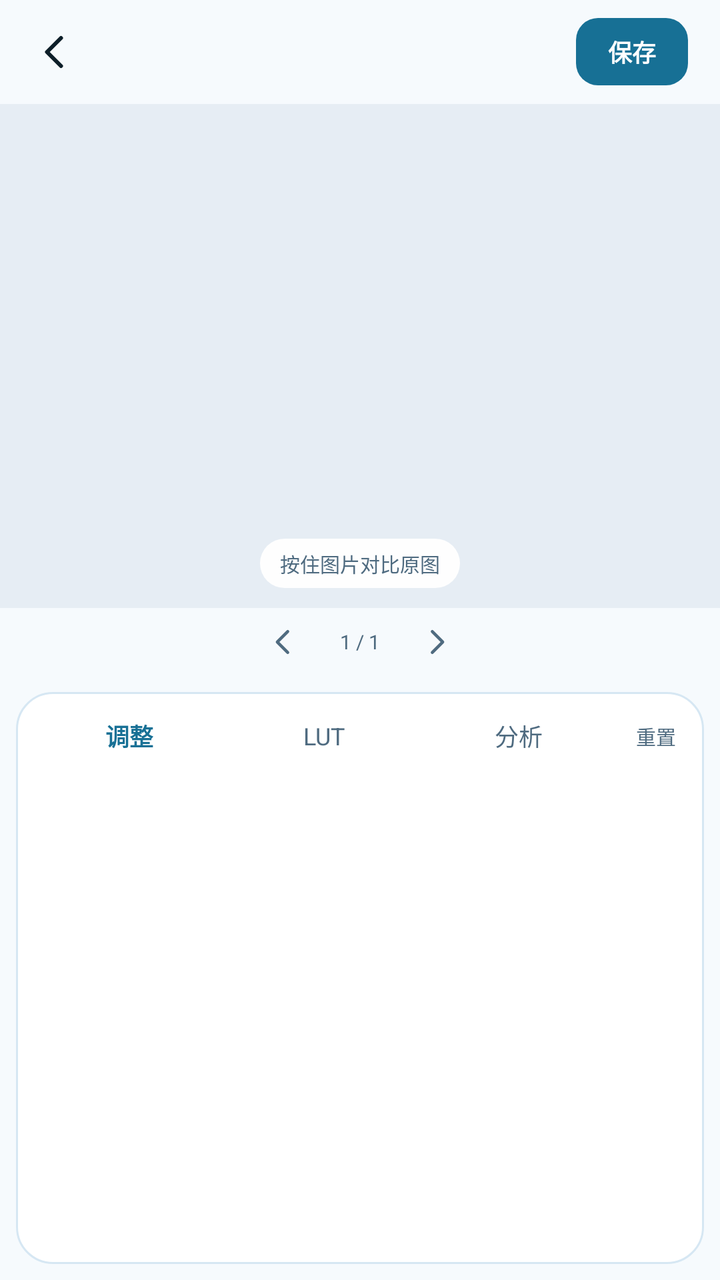
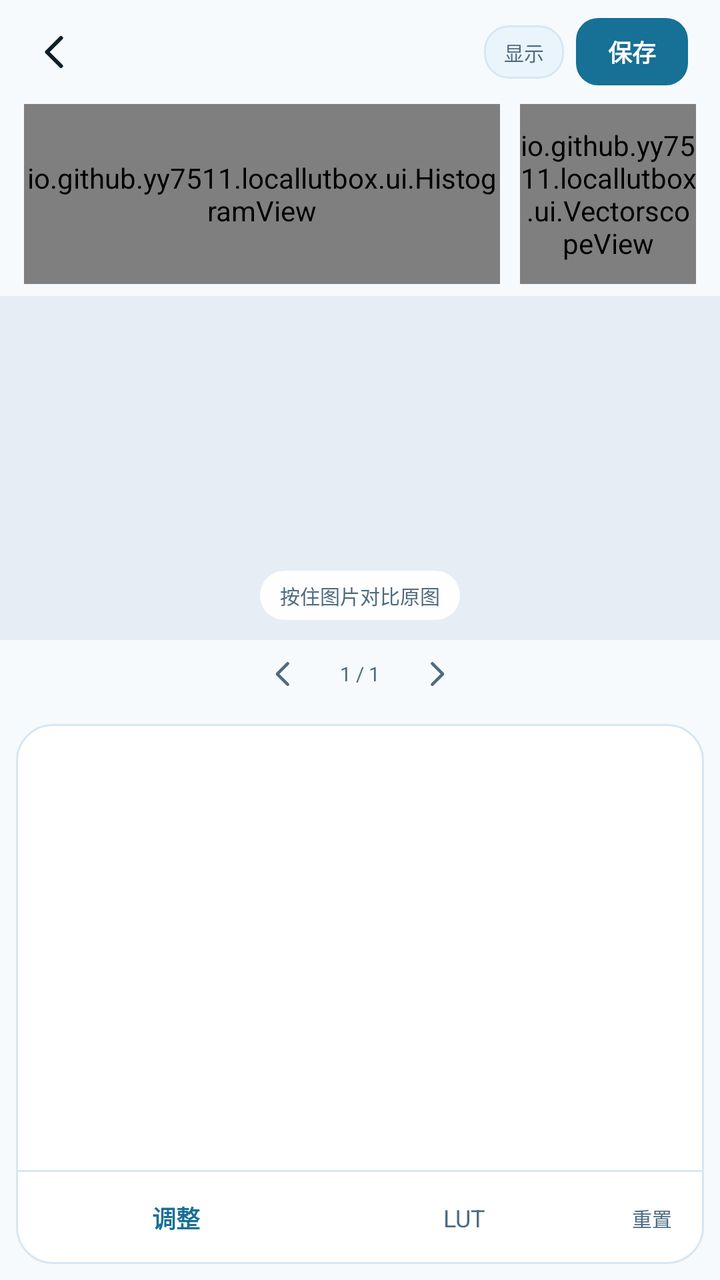

Compare the two renders of this Android layout. The source of the first and the diff that turns it into the second are given below.
<!-- AndroidManifest.xml: application theme AppTheme_Dark -->
<!-- res/layout/activity_editor.xml -->
<?xml version="1.0" encoding="utf-8"?>
<LinearLayout xmlns:android="http://schemas.android.com/apk/res/android"
    android:layout_width="match_parent"
    android:layout_height="match_parent"
    android:orientation="vertical"
    android:background="@color/bg">

    <LinearLayout
        android:id="@+id/editorBar"
        android:layout_width="match_parent"
        android:layout_height="52dp"
        android:orientation="horizontal"
        android:gravity="center_vertical"
        android:paddingLeft="8dp"
        android:paddingRight="12dp">

        <ImageView
            android:id="@+id/btnBack"
            android:layout_width="40dp"
            android:layout_height="40dp"
            android:padding="8dp"
            android:src="@drawable/ic_back"
            android:tint="@color/text"
            android:clickable="true"
            android:focusable="true"
            android:contentDescription="返回" />

        <TextView
            android:id="@+id/title"
            android:layout_width="0dp"
            android:layout_height="wrap_content"
            android:layout_weight="1"
            android:layout_marginLeft="2dp"
            android:layout_marginRight="8dp"
            android:ellipsize="middle"
            android:maxLines="1"
            android:textColor="@color/text"
            android:textSize="13sp"
            android:textStyle="bold" />

        <TextView
            android:id="@+id/btnSave"
            android:layout_width="wrap_content"
            android:layout_height="wrap_content"
            android:layout_marginRight="4dp"
            android:background="@drawable/bg_btn"
            android:paddingLeft="16dp"
            android:paddingRight="16dp"
            android:paddingTop="8dp"
            android:paddingBottom="8dp"
            android:text="保存"
            android:textColor="@color/on_accent"
            android:textSize="12sp"
            android:textStyle="bold"
            android:clickable="true"
            android:focusable="true" />
    </LinearLayout>

    <FrameLayout
        android:layout_width="match_parent"
        android:layout_height="0dp"
        android:layout_weight="1"
        android:background="@color/photo_bg">

        <ImageView
            android:id="@+id/imgPreview"
            android:layout_width="match_parent"
            android:layout_height="match_parent"
            android:scaleType="fitCenter"
            android:contentDescription="预览" />

        <TextView
            android:id="@+id/compareHint"
            android:layout_width="wrap_content"
            android:layout_height="wrap_content"
            android:layout_gravity="bottom|center_horizontal"
            android:layout_marginBottom="10dp"
            android:background="@drawable/bg_bar"
            android:paddingLeft="10dp"
            android:paddingRight="10dp"
            android:paddingTop="5dp"
            android:paddingBottom="5dp"
            android:text="按住图片对比原图"
            android:textColor="@color/muted"
            android:textSize="10sp" />

        <TextView
            android:id="@+id/progressTag"
            android:layout_width="wrap_content"
            android:layout_height="wrap_content"
            android:layout_gravity="top|right"
            android:layout_margin="10dp"
            android:background="@drawable/bg_bar"
            android:paddingLeft="8dp"
            android:paddingRight="8dp"
            android:paddingTop="3dp"
            android:paddingBottom="3dp"
            android:text="处理中…"
            android:textColor="@color/accent"
            android:textSize="10sp"
            android:visibility="gone" />
    </FrameLayout>

    <LinearLayout
        android:id="@+id/pagerBar"
        android:layout_width="match_parent"
        android:layout_height="34dp"
        android:orientation="horizontal"
        android:gravity="center"
        android:background="@color/bg">

        <ImageView
            android:id="@+id/btnPrev"
            android:layout_width="36dp"
            android:layout_height="30dp"
            android:padding="6dp"
            android:src="@drawable/ic_back"
            android:tint="@color/muted"
            android:clickable="true"
            android:focusable="true"
            android:contentDescription="上一张" />

        <TextView
            android:id="@+id/pageInfo"
            android:layout_width="wrap_content"
            android:layout_height="wrap_content"
            android:layout_marginLeft="10dp"
            android:layout_marginRight="10dp"
            android:text="1 / 1"
            android:textColor="@color/muted"
            android:textSize="10sp" />

        <ImageView
            android:id="@+id/btnNext"
            android:layout_width="36dp"
            android:layout_height="30dp"
            android:padding="6dp"
            android:src="@drawable/ic_chevron_right"
            android:tint="@color/muted"
            android:clickable="true"
            android:focusable="true"
            android:contentDescription="下一张" />
    </LinearLayout>

    <LinearLayout
        android:id="@+id/panel"
        android:layout_width="match_parent"
        android:layout_height="286dp"
        android:layout_margin="8dp"
        android:layout_marginTop="2dp"
        android:orientation="vertical"
        android:background="@drawable/bg_panel">

        <LinearLayout
            android:layout_width="match_parent"
            android:layout_height="44dp"
            android:orientation="horizontal"
            android:paddingLeft="8dp"
            android:paddingRight="8dp">

            <TextView
                android:id="@+id/tabAdjust"
                android:layout_width="0dp"
                android:layout_height="match_parent"
                android:layout_weight="1"
                android:gravity="center"
                android:text="调整"
                android:textColor="@color/accent"
                android:textSize="12sp"
                android:textStyle="bold"
                android:clickable="true"
                android:focusable="true" />

            <TextView
                android:id="@+id/tabLut"
                android:layout_width="0dp"
                android:layout_height="match_parent"
                android:layout_weight="1"
                android:gravity="center"
                android:text="LUT"
                android:textColor="@color/muted"
                android:textSize="12sp"
                android:clickable="true"
                android:focusable="true" />

            <TextView
                android:id="@+id/tabAnalysis"
                android:layout_width="0dp"
                android:layout_height="match_parent"
                android:layout_weight="1"
                android:gravity="center"
                android:text="分析"
                android:textColor="@color/muted"
                android:textSize="12sp"
                android:clickable="true"
                android:focusable="true" />

            <TextView
                android:id="@+id/btnReset"
                android:layout_width="wrap_content"
                android:layout_height="match_parent"
                android:gravity="center"
                android:paddingLeft="10dp"
                android:paddingRight="6dp"
                android:text="重置"
                android:textColor="@color/muted"
                android:textSize="10sp"
                android:clickable="true"
                android:focusable="true" />
        </LinearLayout>

        <FrameLayout
            android:layout_width="match_parent"
            android:layout_height="0dp"
            android:layout_weight="1">

            <ScrollView
                android:id="@+id/paneAdjust"
                android:layout_width="match_parent"
                android:layout_height="match_parent"
                android:scrollbars="none">

                <LinearLayout
                    android:id="@+id/adjustList"
                    android:layout_width="match_parent"
                    android:layout_height="wrap_content"
                    android:orientation="vertical"
                    android:paddingLeft="14dp"
                    android:paddingRight="14dp"
                    android:paddingBottom="10dp" />
            </ScrollView>

            <LinearLayout
                android:id="@+id/paneLut"
                android:layout_width="match_parent"
                android:layout_height="match_parent"
                android:orientation="vertical"
                android:visibility="gone">

                <TextView
                    android:layout_width="wrap_content"
                    android:layout_height="wrap_content"
                    android:paddingLeft="14dp"
                    android:paddingTop="4dp"
                    android:text="点击查看参数与全屏预览 · 长按直接套用"
                    android:textColor="@color/muted"
                    android:textSize="10sp" />

                <HorizontalScrollView
                    android:layout_width="match_parent"
                    android:layout_height="0dp"
                    android:layout_weight="1"
                    android:scrollbars="none">

                    <LinearLayout
                        android:id="@+id/lutChips"
                        android:layout_width="wrap_content"
                        android:layout_height="match_parent"
                        android:orientation="horizontal"
                        android:gravity="center_vertical"
                        android:paddingLeft="14dp"
                        android:paddingRight="14dp" />
                </HorizontalScrollView>
            </LinearLayout>

            <LinearLayout
                android:id="@+id/paneAnalysis"
                android:layout_width="match_parent"
                android:layout_height="match_parent"
                android:orientation="vertical"
                android:paddingLeft="12dp"
                android:paddingRight="12dp"
                android:paddingBottom="8dp"
                android:visibility="gone">

                <LinearLayout
                    android:layout_width="match_parent"
                    android:layout_height="0dp"
                    android:layout_weight="1"
                    android:orientation="horizontal">

                    <io.github.yy7511.locallutbox.ui.HistogramView
                        android:id="@+id/histogram"
                        android:layout_width="0dp"
                        android:layout_height="match_parent"
                        android:layout_weight="1" />

                    <io.github.yy7511.locallutbox.ui.VectorscopeView
                        android:id="@+id/vectorscope"
                        android:layout_width="118dp"
                        android:layout_height="match_parent"
                        android:layout_marginLeft="10dp" />
                </LinearLayout>

                <TextView
                    android:layout_width="match_parent"
                    android:layout_height="wrap_content"
                    android:text="直方图（RGB 叠加）  ·  矢量图（Cb/Cr 色度分布）"
                    android:textColor="@color/muted"
                    android:textSize="10sp"
                    android:gravity="center"
                    android:paddingTop="4dp" />
            </LinearLayout>
        </FrameLayout>
    </LinearLayout>
</LinearLayout>
<!-- resources referenced by this layout -->
<resources>
  <color name="accent">#177095</color>
  <color name="bg">#F6FAFD</color>
  <color name="muted">#4F6B80</color>
  <color name="on_accent">#FFFFFF</color>
  <color name="photo_bg">#E6EDF4</color>
  <color name="text">#0D1E29</color>
  <!-- drawable bg_bar (drawable) -->
  <?xml version="1.0" encoding="utf-8"?>
  <shape xmlns:android="http://schemas.android.com/apk/res/android" android:shape="rectangle">
      <solid android:color="@color/bar_bg" />
      <corners android:radius="18dp" />
  </shape>
  <!-- drawable bg_btn (drawable) -->
  <?xml version="1.0" encoding="utf-8"?>
  <shape xmlns:android="http://schemas.android.com/apk/res/android" android:shape="rectangle">
      <solid android:color="@color/accent" />
      <corners android:radius="11dp" />
  </shape>
  <!-- drawable bg_panel (drawable) -->
  <?xml version="1.0" encoding="utf-8"?>
  <shape xmlns:android="http://schemas.android.com/apk/res/android" android:shape="rectangle">
      <solid android:color="@color/bg2" />
      <corners android:radius="18dp" />
      <stroke android:width="1dp" android:color="@color/stroke" />
  </shape>
  <!-- drawable ic_back (drawable) -->
  <?xml version="1.0" encoding="utf-8"?>
  <vector xmlns:android="http://schemas.android.com/apk/res/android"
      android:width="24dp" android:height="24dp"
      android:viewportWidth="24" android:viewportHeight="24">
      <path
          android:pathData="M14.5 5L7.5 12l7 7"
          android:fillColor="#00000000"
          android:strokeColor="#FFFFFFFF"
          android:strokeWidth="2"
          android:strokeLineCap="round"
          android:strokeLineJoin="round" />
  </vector>
  <!-- drawable ic_chevron_right (drawable) -->
  <?xml version="1.0" encoding="utf-8"?>
  <vector xmlns:android="http://schemas.android.com/apk/res/android"
      android:width="24dp" android:height="24dp"
      android:viewportWidth="24" android:viewportHeight="24">
      <path
          android:pathData="M9.5 5l7 7-7 7"
          android:fillColor="#00000000"
          android:strokeColor="#FFFFFFFF"
          android:strokeWidth="2"
          android:strokeLineCap="round"
          android:strokeLineJoin="round" />
  </vector>
  <style name="AppTheme_Dark" parent="@android:style/Theme.Material.NoActionBar">
          <item name="android:windowBackground">@color/bg</item>
          <item name="android:colorAccent">@color/accent</item>
          <item name="android:statusBarColor">@color/bg</item>
          <item name="android:navigationBarColor">@color/bg</item>
          <item name="android:windowLightStatusBar">false</item>
          <item name="android:textColorPrimary">@color/text</item>
          <item name="android:textColorSecondary">@color/muted</item>
      </style>
  <color name="bar_bg">#F4FFFFFF</color>
  <color name="bg2">#FFFFFF</color>
  <color name="stroke">#D6E7F3</color>
</resources>

<!-- the commit's change to res/layout/activity_editor.xml (unified diff, before → after) -->
@@ -37,6 +37,22 @@
             android:textColor="@color/text"
             android:textSize="13sp"
             android:textStyle="bold" />
+
+        <TextView
+            android:id="@+id/btnGraph"
+            android:layout_width="wrap_content"
+            android:layout_height="wrap_content"
+            android:layout_marginRight="6dp"
+            android:background="@drawable/bg_chip"
+            android:paddingLeft="10dp"
+            android:paddingRight="10dp"
+            android:paddingTop="6dp"
+            android:paddingBottom="6dp"
+            android:text="显示"
+            android:textColor="@color/muted"
+            android:textSize="10sp"
+            android:clickable="true"
+            android:focusable="true" />
 
         <TextView
             android:id="@+id/btnSave"
@@ -54,6 +70,30 @@
             android:textStyle="bold"
             android:clickable="true"
             android:focusable="true" />
+    </LinearLayout>
+
+    
+    <LinearLayout
+        android:id="@+id/analysisStrip"
+        android:layout_width="match_parent"
+        android:layout_height="96dp"
+        android:orientation="horizontal"
+        android:paddingLeft="12dp"
+        android:paddingRight="12dp"
+        android:paddingBottom="6dp"
+        android:background="@color/bg">
+
+        <io.github.yy7511.locallutbox.ui.HistogramView
+            android:id="@+id/histogram"
+            android:layout_width="0dp"
+            android:layout_height="match_parent"
+            android:layout_weight="1" />
+
+        <io.github.yy7511.locallutbox.ui.VectorscopeView
+            android:id="@+id/vectorscope"
+            android:layout_width="88dp"
+            android:layout_height="match_parent"
+            android:layout_marginLeft="10dp" />
     </LinearLayout>
 
     <FrameLayout
@@ -145,15 +185,101 @@
     <LinearLayout
         android:id="@+id/panel"
         android:layout_width="match_parent"
-        android:layout_height="286dp"
+        android:layout_height="270dp"
         android:layout_margin="8dp"
         android:layout_marginTop="2dp"
         android:orientation="vertical"
         android:background="@drawable/bg_panel">
 
+        <FrameLayout
+            android:layout_width="match_parent"
+            android:layout_height="0dp"
+            android:layout_weight="1">
+
+            <ScrollView
+                android:id="@+id/paneAdjust"
+                android:layout_width="match_parent"
+                android:layout_height="match_parent"
+                android:scrollbars="none">
+
+                <LinearLayout
+                    android:id="@+id/adjustList"
+                    android:layout_width="match_parent"
+                    android:layout_height="wrap_content"
+                    android:orientation="vertical"
+                    android:paddingLeft="14dp"
+                    android:paddingRight="14dp"
+                    android:paddingTop="4dp"
+                    android:paddingBottom="10dp" />
+            </ScrollView>
+
+            <LinearLayout
+                android:id="@+id/paneLut"
+                android:layout_width="match_parent"
+                android:layout_height="match_parent"
+                android:orientation="vertical"
+                android:visibility="gone">
+
+                <LinearLayout
+                    android:layout_width="match_parent"
+                    android:layout_height="wrap_content"
+                    android:orientation="horizontal"
+                    android:gravity="center_vertical"
+                    android:paddingLeft="14dp"
+                    android:paddingRight="10dp"
+                    android:paddingTop="4dp">
+
+                    <TextView
+                        android:layout_width="0dp"
+                        android:layout_height="wrap_content"
+                        android:layout_weight="1"
+                        android:text="短按套用 · 长按看参数与全屏预览"
+                        android:textColor="@color/muted"
+                        android:textSize="10sp" />
+
+                    <TextView
+                        android:id="@+id/btnLutSize"
+                        android:layout_width="wrap_content"
+                        android:layout_height="wrap_content"
+                        android:background="@drawable/bg_chip"
+                        android:paddingLeft="9dp"
+                        android:paddingRight="9dp"
+                        android:paddingTop="4dp"
+                        android:paddingBottom="4dp"
+                        android:text="预览大小"
+                        android:textColor="@color/muted"
+                        android:textSize="10sp"
+                        android:clickable="true"
+                        android:focusable="true" />
+                </LinearLayout>
+
+                <HorizontalScrollView
+                    android:layout_width="match_parent"
+                    android:layout_height="wrap_content"
+                    android:layout_marginTop="2dp"
+                    android:scrollbars="none">
+
+                    <LinearLayout
+                        android:id="@+id/lutChips"
+                        android:layout_width="wrap_content"
+                        android:layout_height="wrap_content"
+                        android:orientation="horizontal"
+                        android:gravity="top"
+                        android:paddingLeft="12dp"
+                        android:paddingRight="12dp"
+                        android:paddingBottom="8dp" />
+                </HorizontalScrollView>
+            </LinearLayout>
+        </FrameLayout>
+
+        <View
+            android:layout_width="match_parent"
+            android:layout_height="1dp"
+            android:background="@color/stroke" />
+
         <LinearLayout
             android:layout_width="match_parent"
-            android:layout_height="44dp"
+            android:layout_height="46dp"
             android:orientation="horizontal"
             android:paddingLeft="8dp"
             android:paddingRight="8dp">
@@ -184,123 +310,17 @@
                 android:focusable="true" />
 
             <TextView
-                android:id="@+id/tabAnalysis"
-                android:layout_width="0dp"
-                android:layout_height="match_parent"
-                android:layout_weight="1"
-                android:gravity="center"
-                android:text="分析"
-                android:textColor="@color/muted"
-                android:textSize="12sp"
-                android:clickable="true"
-                android:focusable="true" />
-
-            <TextView
                 android:id="@+id/btnReset"
                 android:layout_width="wrap_content"
                 android:layout_height="match_parent"
                 android:gravity="center"
-                android:paddingLeft="10dp"
-                android:paddingRight="6dp"
+                android:paddingLeft="12dp"
+                android:paddingRight="8dp"
                 android:text="重置"
                 android:textColor="@color/muted"
                 android:textSize="10sp"
                 android:clickable="true"
                 android:focusable="true" />
         </LinearLayout>
-
-        <FrameLayout
-            android:layout_width="match_parent"
-            android:layout_height="0dp"
-            android:layout_weight="1">
-
-            <ScrollView
-                android:id="@+id/paneAdjust"
-                android:layout_width="match_parent"
-                android:layout_height="match_parent"
-                android:scrollbars="none">
-
-                <LinearLayout
-                    android:id="@+id/adjustList"
-                    android:layout_width="match_parent"
-                    android:layout_height="wrap_content"
-                    android:orientation="vertical"
-                    android:paddingLeft="14dp"
-                    android:paddingRight="14dp"
-                    android:paddingBottom="10dp" />
-            </ScrollView>
-
-            <LinearLayout
-                android:id="@+id/paneLut"
-                android:layout_width="match_parent"
-                android:layout_height="match_parent"
-                android:orientation="vertical"
-                android:visibility="gone">
-
-                <TextView
-                    android:layout_width="wrap_content"
-                    android:layout_height="wrap_content"
-                    android:paddingLeft="14dp"
-                    android:paddingTop="4dp"
-                    android:text="点击查看参数与全屏预览 · 长按直接套用"
-                    android:textColor="@color/muted"
-                    android:textSize="10sp" />
-
-                <HorizontalScrollView
-                    android:layout_width="match_parent"
-                    android:layout_height="0dp"
-                    android:layout_weight="1"
-                    android:scrollbars="none">
-
-                    <LinearLayout
-                        android:id="@+id/lutChips"
-                        android:layout_width="wrap_content"
-                        android:layout_height="match_parent"
-                        android:orientation="horizontal"
-                        android:gravity="center_vertical"
-                        android:paddingLeft="14dp"
-                        android:paddingRight="14dp" />
-                </HorizontalScrollView>
-            </LinearLayout>
-
-            <LinearLayout
-                android:id="@+id/paneAnalysis"
-                android:layout_width="match_parent"
-                android:layout_height="match_parent"
-                android:orientation="vertical"
-                android:paddingLeft="12dp"
-                android:paddingRight="12dp"
-                android:paddingBottom="8dp"
-                android:visibility="gone">
-
-                <LinearLayout
-                    android:layout_width="match_parent"
-                    android:layout_height="0dp"
-                    android:layout_weight="1"
-                    android:orientation="horizontal">
-
-                    <io.github.yy7511.locallutbox.ui.HistogramView
-                        android:id="@+id/histogram"
-                        android:layout_width="0dp"
-                        android:layout_height="match_parent"
-                        android:layout_weight="1" />
-
-                    <io.github.yy7511.locallutbox.ui.VectorscopeView
-                        android:id="@+id/vectorscope"
-                        android:layout_width="118dp"
-                        android:layout_height="match_parent"
-                        android:layout_marginLeft="10dp" />
-                </LinearLayout>
-
-                <TextView
-                    android:layout_width="match_parent"
-                    android:layout_height="wrap_content"
-                    android:text="直方图（RGB 叠加）  ·  矢量图（Cb/Cr 色度分布）"
-                    android:textColor="@color/muted"
-                    android:textSize="10sp"
-                    android:gravity="center"
-                    android:paddingTop="4dp" />
-            </LinearLayout>
-        </FrameLayout>
     </LinearLayout>
 </LinearLayout>
<!-- resource entries referenced after the edit -->
@@ -17,6 +17,13 @@
   <shape xmlns:android="http://schemas.android.com/apk/res/android" android:shape="rectangle">
       <solid android:color="@color/accent" />
       <corners android:radius="11dp" />
+  </shape>
+  <!-- drawable bg_chip (drawable) -->
+  <?xml version="1.0" encoding="utf-8"?>
+  <shape xmlns:android="http://schemas.android.com/apk/res/android" android:shape="rectangle">
+      <solid android:color="@color/surface2" />
+      <corners android:radius="12dp" />
+      <stroke android:width="1dp" android:color="@color/stroke" />
   </shape>
   <!-- drawable bg_panel (drawable) -->
   <?xml version="1.0" encoding="utf-8"?>
@@ -61,6 +68,7 @@
           <item name="android:textColorSecondary">@color/muted</item>
       </style>
   <color name="bar_bg">#F4FFFFFF</color>
+  <color name="surface2">#EAF4FB</color>
   <color name="bg2">#FFFFFF</color>
   <color name="stroke">#D6E7F3</color>
 </resources>
